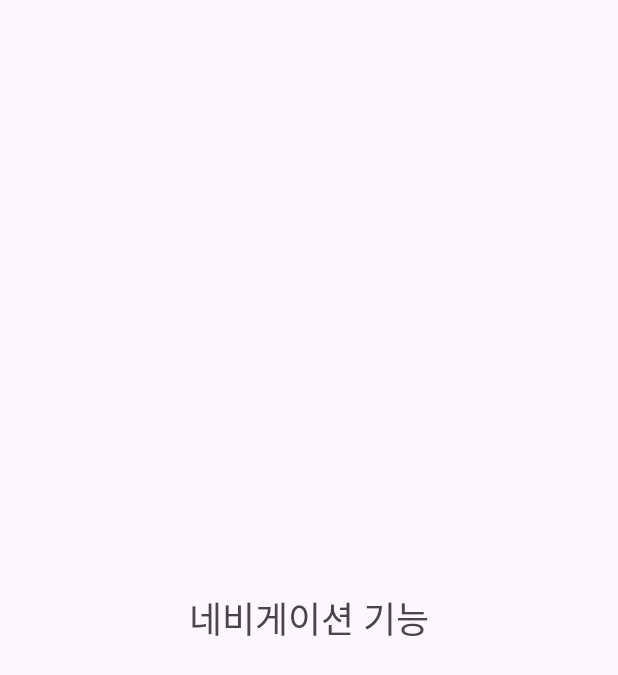
After one commit to LeeJH104/AI-Eyes-Capstone, an Android app: the layout navigation_activity.xml on its own in the app's theme, with its tools: preview values and no code run, on a phone screen of 412 x 824 dp. The commit adds this screen. Shown: the top 675 px of the screen. Run offline under Robolectric (Android 15) with nearby library versions, the phone set to English and light mode, and no system bars.

Commit message:
테스트 하기 위해 화면에 text 표시

```diff
--- /dev/null
+++ b/app/src/main/res/layout/navigation_activity.xml
@@ -0,0 +1,16 @@
+<?xml version="1.0" encoding="utf-8"?>
+<LinearLayout xmlns:android="http://schemas.android.com/apk/res/android"
+    android:orientation="vertical"
+    android:layout_width="match_parent"
+    android:layout_height="match_parent">
+
+    <TextView
+        android:id="@+id/textView2"
+        android:layout_width="match_parent"
+        android:layout_height="0dp"
+        android:layout_weight="1"
+        android:gravity="center"
+        android:text="네비게이션 기능"
+        android:textSize="24sp" />
+
+</LinearLayout>
```
Also changed, not shown: app/src/main/java/com/example/aieyes/ui/NavigationActivity.java (+12 -1 lines), app/src/main/java/com/example/aieyes/ui/ReceiptActivity.java (+12 -1 lines), app/src/main/res/layout/receipt_activity.xml (added, +16 -0 lines).
